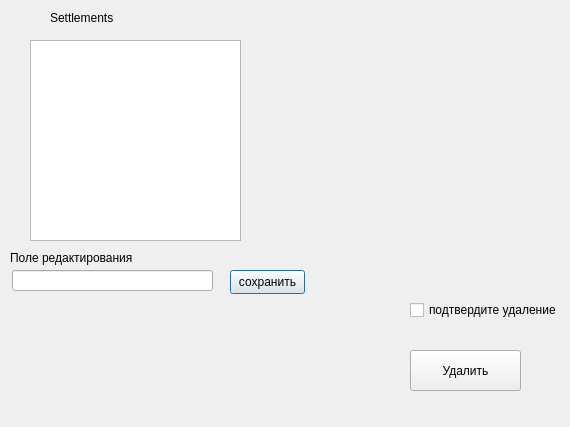
First picture: the form in uis/edit_settlements.ui, repository yuriiudodov/taurus-project, before the edit.
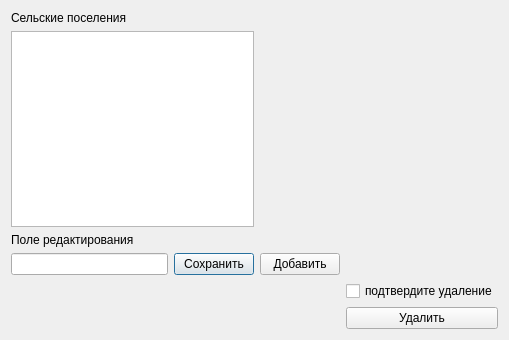
Second picture: the form after the edit. Icons and pictures are not drawn.

Commit message: переделал интерфейс оекна редачки поселений под грид лейаут. мне понравилось

Patch:
```diff
--- a/uis/edit_settlements.ui
+++ b/uis/edit_settlements.ui
@@ -6,98 +6,78 @@
    <rect>
     <x>0</x>
     <y>0</y>
-    <width>570</width>
-    <height>427</height>
+    <width>509</width>
+    <height>340</height>
    </rect>
   </property>
   <property name="windowTitle">
    <string>Dialog</string>
   </property>
+  <property name="windowIcon">
+   <iconset theme="accessories-text-editor"/>
+  </property>
+  <property name="statusTip">
+   <string>подсказка статуса </string>
+  </property>
+  <property name="whatsThis">
+   <string>что это редактирование поселений</string>
+  </property>
+  <property name="accessibleName">
+   <string>редактирование поселений имя</string>
+  </property>
+  <property name="accessibleDescription">
+   <string>&lt;html&gt;&lt;head/&gt;&lt;body&gt;&lt;p&gt;Редактирование поселеий доступное описание&lt;/p&gt;&lt;/body&gt;&lt;/html&gt;</string>
+  </property>
+  <layout class="QGridLayout" name="gridLayout">
+   <item row="2" column="0">
+    <widget class="QLabel" name="label_2">
+     <property name="text">
+      <string>Поле редактирования</string>
+     </property>
+    </widget>
+   </item>
+   <item row="1" column="0" colspan="2">
+    <widget class="QTableWidget" name="settlementTableWidget"/>
+   </item>
+   <item row="0" column="0">
   <widget class="QLabel" name="label">
-   <property name="geometry">
-    <rect>
-     <x>50</x>
-     <y>10</y>
-     <width>91</width>
-     <height>16</height>
-    </rect>
-   </property>
    <property name="text">
-    <string>Settlements</string>
-   </property>
-  </widget>
-  <widget class="QTableWidget" name="settlementTableWidget">
-   <property name="geometry">
-    <rect>
-     <x>30</x>
-     <y>40</y>
-     <width>211</width>
-     <height>201</height>
-    </rect>
-   </property>
-  </widget>
-  <widget class="QLineEdit" name="settlementLineEdit">
-   <property name="geometry">
-    <rect>
-     <x>12</x>
-     <y>270</y>
-     <width>201</width>
-     <height>21</height>
-    </rect>
-   </property>
-  </widget>
-  <widget class="QPushButton" name="pushButton">
-   <property name="geometry">
-    <rect>
-     <x>230</x>
-     <y>270</y>
-     <width>75</width>
-     <height>24</height>
-    </rect>
-   </property>
+      <string>Сельские поселения</string>
+     </property>
+    </widget>
+   </item>
+   <item row="3" column="1">
+    <widget class="QPushButton" name="pushButtonSaveSettlement">
    <property name="text">
-    <string>сохранить</string>
-   </property>
-  </widget>
-  <widget class="QPushButton" name="pushButton_2">
-   <property name="geometry">
-    <rect>
-     <x>410</x>
-     <y>350</y>
-     <width>111</width>
-     <height>41</height>
-    </rect>
-   </property>
+      <string>Сохранить</string>
+     </property>
+    </widget>
+   </item>
+   <item row="5" column="3">
+    <widget class="QPushButton" name="pushButtonDeleteSettlement">
    <property name="text">
     <string>Удалить</string>
    </property>
   </widget>
+   </item>
+   <item row="3" column="0">
+    <widget class="QLineEdit" name="settlementLineEdit"/>
+   </item>
+   <item row="3" column="2">
+    <widget class="QPushButton" name="pushButtonAddSettlement">
+     <property name="text">
+      <string>Добавить</string>
+     </property>
+    </widget>
+   </item>
+   <item row="4" column="3">
   <widget class="QCheckBox" name="checkBox">
-   <property name="geometry">
-    <rect>
-     <x>410</x>
-     <y>300</y>
-     <width>161</width>
-     <height>20</height>
-    </rect>
-   </property>
    <property name="text">
     <string>подтвердите удаление</string>
    </property>
   </widget>
-  <widget class="QLabel" name="label_2">
-   <property name="geometry">
-    <rect>
-     <x>10</x>
-     <y>250</y>
-     <width>151</width>
-     <height>16</height>
-    </rect>
-   </property>
-   <property name="text">
-    <string>Поле редактирования</string>
-   </property>
-  </widget>
+   </item>
+  </layout>
  </widget>
  <resources/>
  <connections/>
```
Lines whose indentation alone changed are shown as unchanged. The commit also changes 3 other files.
